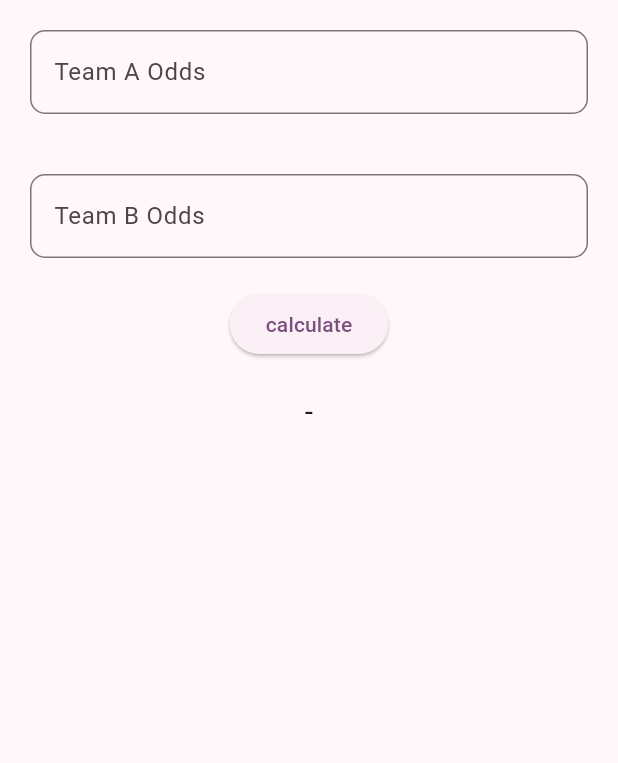
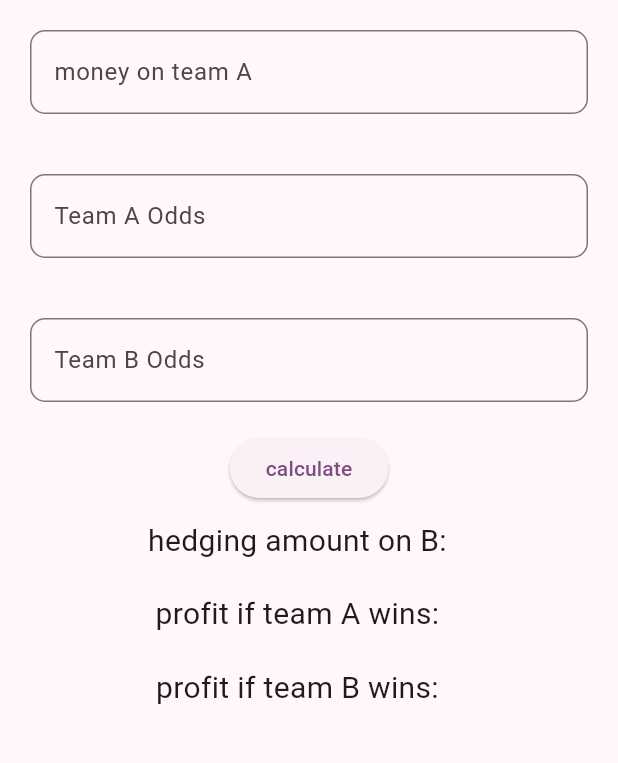
Before and after one commit to Admiral-123/BetHedge, a Flutter app: the screen it shows after launch, after a tap on "calculate", on a phone screen of 412 x 824 dp, the part 84-847 px from its top. Run offline on Flutter 3.47's test engine with Material 3 defaults, Android fonts, the phone set to English and light mode, and no system bars; our stand-ins replace bloc, flutter_bloc; missing offline and left inert: dart:ffi.

Commit message:
beta version complete

```diff
--- a/lib/home/bloc/home_bloc.dart
+++ b/lib/home/bloc/home_bloc.dart
@@ -1,6 +1,8 @@
 import 'dart:async';
+import 'dart:ffi';
 
 import 'package:bloc/bloc.dart';
+import 'package:flutter/material.dart';
 // ignore: depend_on_referenced_packages
 import 'package:meta/meta.dart';
 
@@ -24,11 +26,29 @@ class HomeBloc extends Bloc<HomeEvent, HomeState> {
     CalculateHedgeEvent event,
     Emitter<HomeState> emit,
   ) {
-    int a = int.parse(event.teamA);
-    int b = int.parse(event.teamB);
+    // int a = int.parse(event.teamA);
+    // int b = int.parse(event.teamB);
+    double money = double.parse(event.money);
+    double a = double.parse(event.teamA);
+    double b = double.parse(event.teamB);
 
-    int r = a * b;
+    double hedge = (money * a) / b;
 
-    emit(HedgeOutputState(result: r.toString()));
+    double ifBWin = (hedge * b) - (money + hedge);
+
+    double ifAWin = (money * a) - (hedge + money);
+
+    Color aWinColor = ifAWin > 0 ? Colors.green : Colors.red;
+    Color bWinColor = ifAWin > 0 ? Colors.green : Colors.red;
+
+    emit(
+      HedgeOutputState(
+        hedge: hedge.toStringAsFixed(2),
+        awin: ifAWin.toStringAsFixed(2),
+        bwin: ifBWin.toStringAsFixed(2),
+        awinColor: aWinColor,
+        bwinColor: bWinColor,
+      ),
+    );
   }
 }
--- a/lib/home/bloc/home_event.dart
+++ b/lib/home/bloc/home_event.dart
@@ -8,6 +8,10 @@ class HomeInitialEvent extends HomeEvent {}
 class CalculateHedgeEvent extends HomeEvent {
   final String teamA;
   final String teamB;
-
-  CalculateHedgeEvent({required this.teamA, required this.teamB});
+  final String money;
+  CalculateHedgeEvent({
+    required this.money,
+    required this.teamA,
+    required this.teamB,
+  });
 }
--- a/lib/home/bloc/home_state.dart
+++ b/lib/home/bloc/home_state.dart
@@ -10,7 +10,16 @@ class HomeInitial extends HomeState {}
 // final class HomeLoadedState extends HomeState {}
 
 class HedgeOutputState extends HomeActionState {
-  final String result;
-
-  HedgeOutputState({required this.result});
+  final String hedge;
+  final String awin;
+  final String bwin;
+  final Color awinColor;
+  final Color bwinColor;
+  HedgeOutputState({
+    required this.hedge,
+    required this.awin,
+    required this.bwin,
+    required this.awinColor,
+    required this.bwinColor,
+  });
 }
--- a/lib/home/home_ui.dart
+++ b/lib/home/home_ui.dart
@@ -12,7 +12,11 @@ class HomeUi extends StatefulWidget {
 
 class HomeUiState extends State<HomeUi> {
   HomeBloc homeBloc = HomeBloc();
-  var result = "-";
+  var result = "";
+  var bWin = "";
+  var aWin = "";
+  var aWinColor;
+  var bWinColor;
 
   @override
   void initState() {
@@ -30,12 +34,17 @@ class HomeUiState extends State<HomeUi> {
         if (state is HedgeOutputState) {
           setState(() {
             final succesState = state;
-            print("State updated with result: ${state.result}");
-            result = succesState.result;
+            // print("State updated with result: ${state.hedge}");
+            result = succesState.hedge;
+            aWin = succesState.awin;
+            bWin = succesState.bwin;
+            aWinColor = succesState.awinColor;
+            bWinColor = succesState.bwinColor;
           });
         }
       },
       builder: (context, state) {
+        TextEditingController money = TextEditingController();
         TextEditingController teamA = TextEditingController();
         TextEditingController teamB = TextEditingController();
 
@@ -47,6 +56,22 @@ class HomeUiState extends State<HomeUi> {
           body: Center(
             child: Column(
               children: [
+                Padding(
+                  padding: EdgeInsets.all(20.0),
+                  child: TextField(
+                    controller: money,
+                    inputFormatters: [
+                      FilteringTextInputFormatter.allow(RegExp(r'[^,\-\s]+')),
+                    ],
+                    keyboardType: TextInputType.numberWithOptions(),
+                    decoration: InputDecoration(
+                      labelText: "money on team A",
+                      border: OutlineInputBorder(
+                        borderRadius: BorderRadius.circular(10.0),
+                      ),
+                    ),
+                  ),
+                ),
                 Padding(
                   padding: EdgeInsets.all(20.0),
                   child: TextField(
@@ -90,6 +115,7 @@ class HomeUiState extends State<HomeUi> {
                         CalculateHedgeEvent(
                           teamA: teamA.text,
                           teamB: teamB.text,
+                          money: money.text,
                         ),
                       );
                     });
@@ -98,8 +124,25 @@ class HomeUiState extends State<HomeUi> {
                 ),
 
                 Padding(
-                  padding: EdgeInsets.all(20),
-                  child: Text(result, style: TextStyle(fontSize: 20)),
+                  padding: EdgeInsets.all(10),
+                  child: Text(
+                    "hedging amount on B:   $result",
+                    style: TextStyle(fontSize: 20),
+                  ),
+                ),
+                Padding(
+                  padding: EdgeInsets.all(10),
+                  child: Text(
+                    "profit if team A wins:   $aWin",
+                    style: TextStyle(fontSize: 20, color: aWinColor),
+                  ),
+                ),
+                Padding(
+                  padding: EdgeInsets.all(10),
+                  child: Text(
+                    "profit if team B wins:   $bWin",
+                    style: TextStyle(fontSize: 20, color: bWinColor),
+                  ),
                 ),
               ],
             ),
--- a/lib/home/my_text_field.dart
+++ /dev/null
@@ -1,31 +0,0 @@
-import 'package:flutter/material.dart';
-import 'package:flutter/services.dart';
-
-class MyTextField extends StatefulWidget {
-  final TextEditingController controller;
-  final double padding;
-  final RegExp? regex;
-
-  const MyTextField({
-    super.key,
-    required this.controller,
-    required this.padding,
-    this.regex,
-  });
-
-  @override
-  State<MyTextField> createState() => MyTextFieldState();
-}
-
-class MyTextFieldState extends State<MyTextField> {
-  @override
-  Widget build(BuildContext context) {
-    return Padding(
-      padding: EdgeInsets.all(widget.padding),
-      child: TextField(
-        controller: widget.controller,
-        inputFormatters: [FilteringTextInputFormatter.allow(widget.regex!)],
-      ),
-    );
-  }
-}
```
